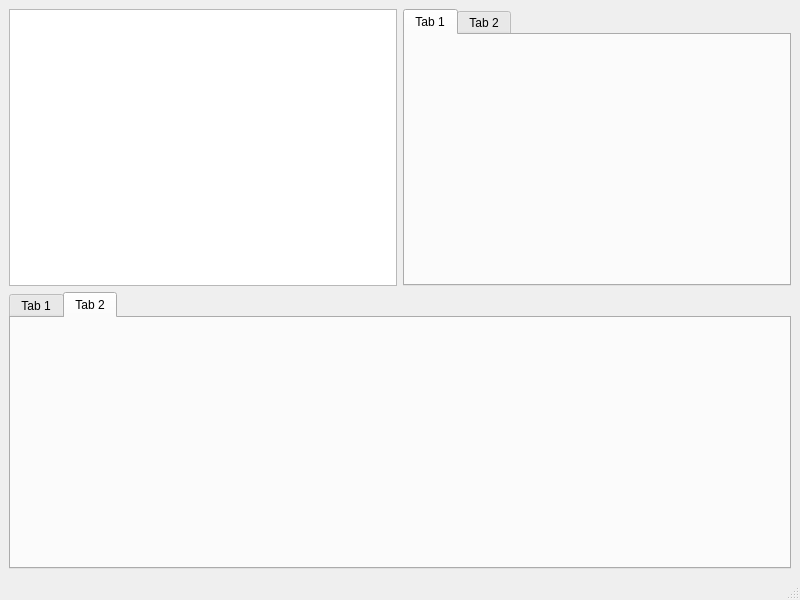
davidferrei/nomen, file src/ui/windows/mainwindow.ui: the form before one commit.
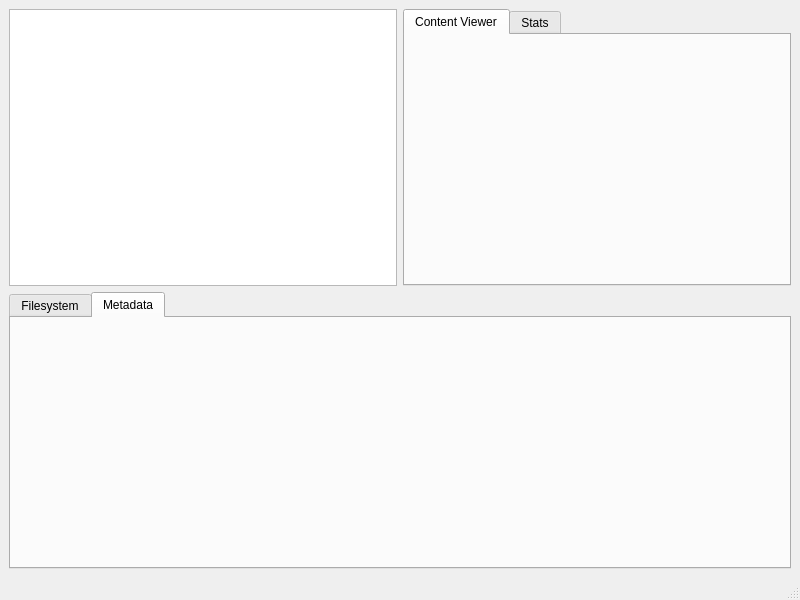
The form after the commit. The open tabs and pages were chosen to show the change.

Diff of the .ui file:
```diff
--- a/src/ui/windows/mainwindow.ui
+++ b/src/ui/windows/mainwindow.ui
@@ -37,14 +37,17 @@
         </item>
         <item>
          <widget class="QTabWidget" name="MainTabGroup">
-          <widget class="QWidget" name="tab_3">
+          <property name="currentIndex">
+           <number>0</number>
+          </property>
+          <widget class="QWidget" name="fileViewerTab">
            <attribute name="title">
-            <string>Tab 1</string>
+            <string>Content Viewer</string>
            </attribute>
           </widget>
           <widget class="QWidget" name="tab_4">
            <attribute name="title">
-            <string>Tab 2</string>
+            <string>Stats</string>
            </attribute>
           </widget>
          </widget>
@@ -59,14 +62,20 @@
           <height>0</height>
          </size>
         </property>
-        <widget class="QWidget" name="tab">
+        <property name="currentIndex">
+         <number>1</number>
+        </property>
+        <property name="tabBarAutoHide">
+         <bool>false</bool>
+        </property>
+        <widget class="QWidget" name="fsViewerTab">
          <attribute name="title">
-          <string>Tab 1</string>
+          <string>Filesystem</string>
          </attribute>
         </widget>
         <widget class="QWidget" name="tab_2">
          <attribute name="title">
-          <string>Tab 2</string>
+          <string>Metadata</string>
          </attribute>
         </widget>
        </widget>
```
Left out of the diff: 2 changed lines with no effect on the pictures.
